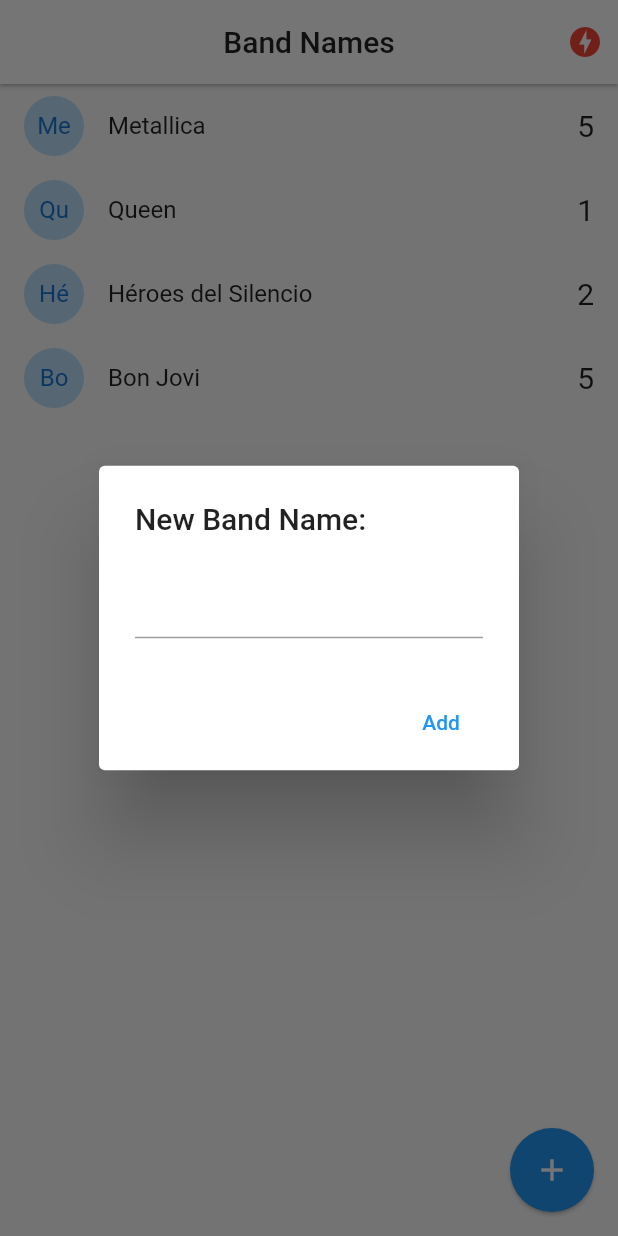
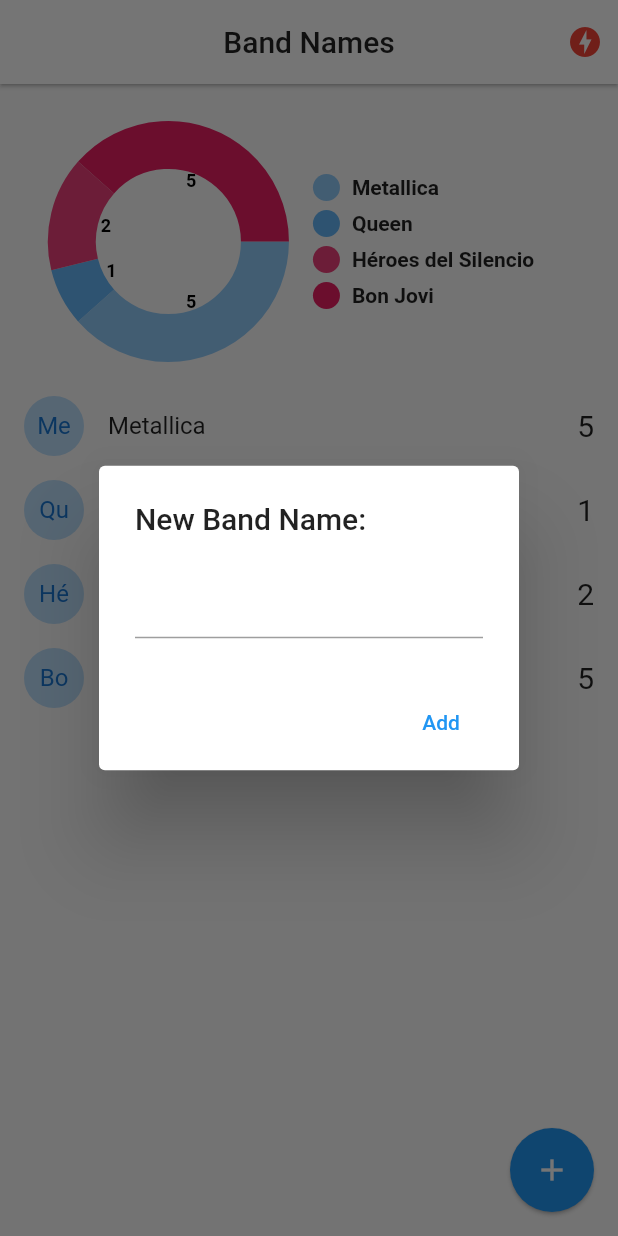
Before and after one commit to ArthourVaSa/BandNameAppSocket, a Flutter app: the screen it shows after launch, after a tap on the "add" icon, on a phone screen of 412 x 824 dp. Run offline on Flutter 3.47's test engine with Material 2 defaults, Android fonts, the phone set to English and light mode, and no system bars; drawn by our look-alikes of pie_chart; our stand-ins replace socket_io_client; network calls fail.

Commit message:
Finishing the Application

```diff
--- a/lib/models/band.dart
+++ b/lib/models/band.dart
@@ -10,15 +10,9 @@
   int? votes;
 
   //fromMap
-  factory Band.fromJson(Map<String, dynamic> json) => Band(
-        id: json["id"],
-        name: json["name"],
-        votes: json["vote"],
+  factory Band.fromMap(Map<String, dynamic> json) => Band(
+        id: json.containsKey('id') ? json["id"] : 'no-id',
+        name: json.containsKey('name') ? json["name"] : 'no-name',
+        votes: json.containsKey('votes') ? json["votes"] : 0,
       );
-
-  Map<String, dynamic> toJson() => {
-        "id": id,
-        "name": name,
-        "vote": votes,
-      };
 }
--- a/lib/pages/home.dart
+++ b/lib/pages/home.dart
@@ -4,6 +4,7 @@
 import 'package:band_name_app_socket/service/socket_service.dart';
 import 'package:flutter/cupertino.dart';
 import 'package:flutter/material.dart';
+import 'package:pie_chart/pie_chart.dart';
 import 'package:provider/provider.dart';
 
 class HomePage extends StatefulWidget {
@@ -19,6 +20,27 @@
     Band(id: '3', name: 'Héroes del Silencio', votes: 2),
     Band(id: '4', name: 'Bon Jovi', votes: 5),
   ];
+
+  @override
+  void initState() {
+    final SocketService socketService =
+        Provider.of<SocketService>(context, listen: false);
+    socketService.socket.on('active-bands', _handleActiveBands);
+    super.initState();
+  }
+
+  _handleActiveBands(dynamic payload) {
+    this.bands = (payload as List).map((band) => Band.fromMap(band)).toList();
+    setState(() {});
+  }
+
+  @override
+  void dispose() {
+    final SocketService socketService =
+        Provider.of<SocketService>(context, listen: false);
+    socketService.socket.off('active-bands');
+    super.dispose();
+  }
 
   @override
   Widget build(BuildContext context) {
@@ -48,9 +70,16 @@
           ),
         ],
       ),
-      body: ListView.builder(
-        itemCount: bands.length,
-        itemBuilder: (context, index) => _bandTile(bands[index]),
+      body: Column(
+        children: [
+          _showGraph(),
+          Expanded(
+            child: ListView.builder(
+              itemCount: bands.length,
+              itemBuilder: (context, index) => _bandTile(bands[index]),
+            ),
+          )
+        ],
       ),
       floatingActionButton: FloatingActionButton(
         elevation: 1,
@@ -61,12 +90,14 @@
   }
 
   Widget _bandTile(Band band) {
+    final SocketService socketService =
+        Provider.of<SocketService>(context, listen: false);
+
     return Dismissible(
       key: Key(band.id!),
       direction: DismissDirection.startToEnd,
-      onDismissed: (direction) {
-        // TODO: llamar el borrado en el server
-      },
+      onDismissed: (direction) =>
+          socketService.socket.emit('delete-band', {'id': band.id}),
       background: Container(
         padding: const EdgeInsets.only(left: 8.0),
         color: Colors.red,
@@ -84,10 +115,8 @@
           child: Text(band.name!.substring(0, 2)),
         ),
         title: Text(band.name!),
-        trailing: Text('${band.votes!}', style: const TextStyle(fontSize: 20)),
-        onTap: () {
-          print(band.name);
-        },
+        trailing: Text('${band.votes}', style: const TextStyle(fontSize: 20)),
+        onTap: () => socketService.emit('vote-band', {"id": band.id}),
       ),
     );
   }
@@ -98,7 +127,7 @@
     if (Platform.isAndroid) {
       return showDialog(
         context: context,
-        builder: ((context) {
+        builder: ((_) {
           return AlertDialog(
             title: const Text("New Band Name:"),
             content: TextField(
@@ -143,11 +172,66 @@
   }
 
   void addBandToList(String name) {
+    final SocketService socketService =
+        Provider.of<SocketService>(context, listen: false);
+
     if (name.length > 1) {
-      this.bands.add(Band(id: DateTime.now().toString(), name: name, votes: 0));
-      setState(() {});
+      socketService.emit('add-band', {"name": name});
     }
 
     Navigator.pop(context);
   }
+
+  Widget _showGraph() {
+    Map<String, double> dataMap = {};
+
+    bands.forEach(
+      (band) {
+        dataMap.putIfAbsent(band.name!, () => band.votes!.toDouble());
+      },
+    );
+
+    final List<Color> colorList = [
+      Colors.blue[200]!,
+      Colors.blue[300]!,
+      Colors.pink[400]!,
+      Colors.pink[500]!,
+      Colors.red[600]!,
+      Colors.red[700]!,
+      Colors.yellow[800]!,
+      Colors.yellow[900]!,
+    ];
+
+    return Container(
+      padding: const EdgeInsets.only(top: 10),
+      width: double.infinity,
+      height: 200,
+      child: PieChart(
+        dataMap: dataMap,
+        animationDuration: const Duration(milliseconds: 800),
+        chartLegendSpacing: 32,
+        chartRadius: MediaQuery.of(context).size.width / 3.2,
+        colorList: colorList,
+        initialAngleInDegree: 0,
+        chartType: ChartType.ring,
+        ringStrokeWidth: 32,
+        legendOptions: const LegendOptions(
+          showLegendsInRow: false,
+          legendPosition: LegendPosition.right,
+          showLegends: true,
+          legendShape: BoxShape.circle,
+          legendTextStyle: TextStyle(
+            fontWeight: FontWeight.bold,
+          ),
+        ),
+        chartValuesOptions: const ChartValuesOptions(
+          showChartValueBackground: false,
+          showChartValues: true,
+          showChartValuesInPercentage: false,
+          showChartValuesOutside: false,
+          decimalPlaces: 0,
+        ),
+      ),
+    );
+  }
 }
--- a/lib/service/socket_service.dart
+++ b/lib/service/socket_service.dart
@@ -22,7 +22,9 @@
   get emit => this._socket.emit;
 
   void _initConfig() {
-    this._socket = IO.io('http://192.168.1.43:3000', {
+    // 192.168.114.100 - laptop
+    // 192.168.1.43 - pc
+    this._socket = IO.io('http://192.168.114.100:3000', {
       'transports': ['websocket'],
       'autoConnect': true,
     });
@@ -42,6 +44,5 @@
     //   print('nombre: ${payload["nombre"]}');
     //   print('mensaje: ${payload['mensaje']}');
     // });
-
   }
 }
--- a/pubspec.yaml
+++ b/pubspec.yaml
@@ -38,6 +38,7 @@
   cupertino_icons: ^1.0.2
   socket_io_client: ^2.0.0
   provider: ^6.0.4
+  pie_chart: ^5.3.2
 
 dev_dependencies:
   flutter_test:
```
Also changed, not shown: pubspec.lock.
